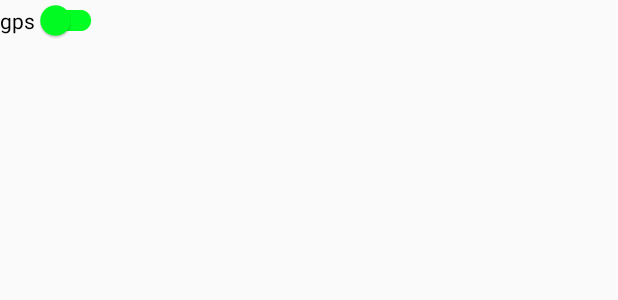
After one commit to CEDEUS/STRIDE-native-android, an Android app: the layout switch_layout.xml on its own in the app's theme, with its tools: preview values and no code run, on a phone screen of 412 x 824 dp. The commit adds this screen. Shown: the top 300 px of the screen. Run offline under Robolectric (Android 15) with nearby library versions, the phone set to English and light mode, and no system bars; network calls fail.

```diff
--- /dev/null
+++ b/app/src/main/res/color/switch_color.xml
@@ -0,0 +1,6 @@
+<?xml version="1.0" encoding="utf-8"?>
+<selector xmlns:android="http://schemas.android.com/apk/res/android">
+    <item android:color="#ff0000"
+        android:state_checked="true" />
+    <item android:color="#00ff22"/>
+</selector>
--- /dev/null
+++ b/app/src/main/res/layout/switch_layout.xml
@@ -0,0 +1,14 @@
+<?xml version="1.0" encoding="utf-8"?>
+<RelativeLayout xmlns:android="http://schemas.android.com/apk/res/android"
+    android:layout_width="fill_parent"
+    android:layout_height="match_parent"
+    android:orientation="horizontal" >
+
+    <android.support.v7.widget.SwitchCompat
+        style="@style/SwitchCompatStyle"
+        android:layout_width="wrap_content"
+        android:layout_height="wrap_content"
+        android:text="gps"
+        android:id="@+id/caca"/>
+
+</RelativeLayout>
--- a/app/src/main/res/menu/activity_forms_drawer.xml
+++ b/app/src/main/res/menu/activity_forms_drawer.xml
@@ -21,6 +21,12 @@
         <item
             android:id="@+id/nav_manage"
             android:title="Close app" />
+        <item
+            android:id="@+id/myswitch"
+            android:title=""
+            android:showAsAction="always"
+            android:actionLayout="@layout/switch_layout"
+            tools:ignore="AppCompatResource" />
     </group>
 
 
--- a/app/src/main/res/values/styles.xml
+++ b/app/src/main/res/values/styles.xml
@@ -38,5 +38,9 @@
     <style name="FullscreenActionBarStyle" parent="Widget.AppCompat.ActionBar">
         <item name="android:background">@color/black_overlay</item>
     </style>
+    <style name="SwitchCompatStyle" >
+        <item name="thumbTint">@color/switch_color</item>
+        <item name="trackTint">@color/switch_color</item>
+    </style>
 
 </resources>
```
Also changed, not shown: app/src/main/java/com/example/oscarplaza/stride/MainActivity.java (+17 -1 lines).
